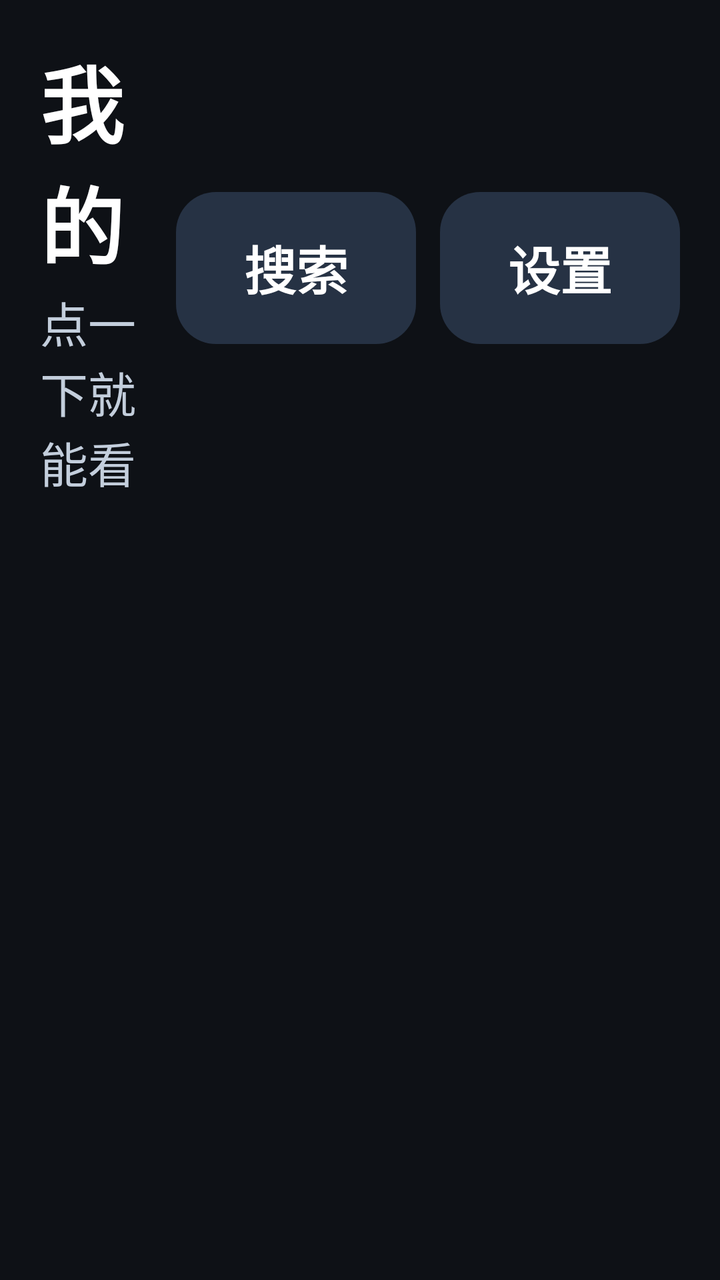
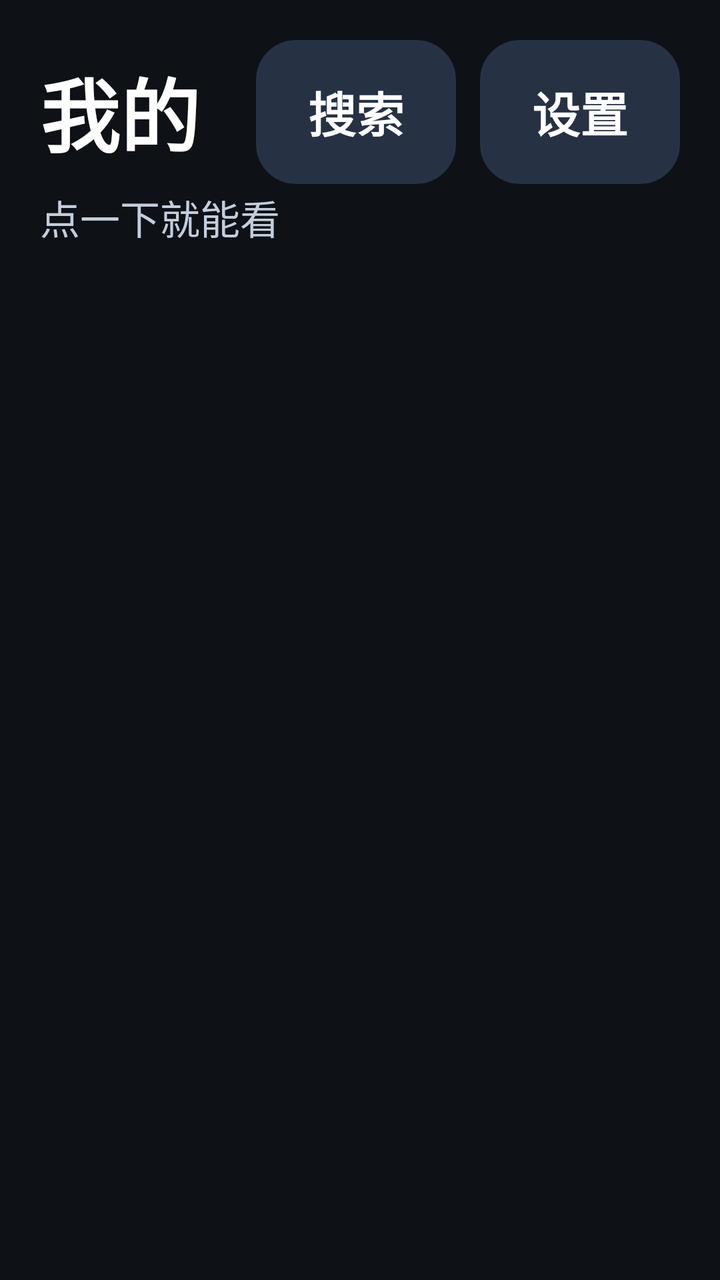

An Android layout rendered at two revisions. The XML below is the earlier revision; the diff shows what the commit changed to produce the second picture.
<!-- AndroidManifest.xml: application theme Theme.OldPad -->
<!-- res/layout/activity_main.xml -->
<?xml version="1.0" encoding="utf-8"?>
<LinearLayout xmlns:android="http://schemas.android.com/apk/res/android"
    android:layout_width="match_parent"
    android:layout_height="match_parent"
    android:background="@color/bg"
    android:fitsSystemWindows="true"
    android:orientation="vertical"
    android:padding="20dp">

    <LinearLayout
        android:layout_width="match_parent"
        android:layout_height="wrap_content"
        android:gravity="center_vertical"
        android:orientation="horizontal">

        <LinearLayout
            android:layout_width="0dp"
            android:layout_height="wrap_content"
            android:layout_weight="1"
            android:orientation="vertical">

            <TextView
                android:layout_width="wrap_content"
                android:layout_height="wrap_content"
                android:text="@string/home_title"
                android:textColor="@color/text"
                android:textSize="42sp"
                android:textStyle="bold"
                android:includeFontPadding="false" />

            <TextView
                android:layout_width="wrap_content"
                android:layout_height="wrap_content"
                android:layout_marginTop="2dp"
                android:text="@string/home_subtitle"
                android:textColor="@color/text_dim"
                android:textSize="24sp" />
        </LinearLayout>

        <TextView
            android:id="@+id/btnSearch"
            style="@style/BigButton.Small"
            android:layout_width="wrap_content"
            android:layout_height="76dp"
            android:layout_marginEnd="12dp"
            android:minWidth="120dp"
            android:text="@string/search" />

        <TextView
            android:id="@+id/btnSettings"
            style="@style/BigButton.Small"
            android:layout_width="wrap_content"
            android:layout_height="76dp"
            android:minWidth="120dp"
            android:text="@string/settings" />
    </LinearLayout>

    <TextView
        android:id="@+id/permissionBanner"
        android:layout_width="match_parent"
        android:layout_height="wrap_content"
        android:layout_marginTop="12dp"
        android:background="@drawable/bg_button_ghost"
        android:clickable="true"
        android:focusable="true"
        android:padding="18dp"
        android:text="@string/permission_banner"
        android:textColor="@color/accent"
        android:textSize="22sp"
        android:visibility="gone" />

    <FrameLayout
        android:layout_width="match_parent"
        android:layout_height="0dp"
        android:layout_marginTop="16dp"
        android:layout_weight="1">

        <androidx.recyclerview.widget.RecyclerView
            android:id="@+id/tileList"
            android:layout_width="match_parent"
            android:layout_height="match_parent"
            android:clipToPadding="false"
            android:paddingBottom="16dp"
            android:scrollbars="none" />

        <LinearLayout
            android:id="@+id/stateBox"
            android:layout_width="match_parent"
            android:layout_height="match_parent"
            android:gravity="center"
            android:orientation="vertical"
            android:padding="24dp"
            android:visibility="gone">

            <TextView
                android:id="@+id/stateTitle"
                android:layout_width="wrap_content"
                android:layout_height="wrap_content"
                android:gravity="center"
                android:text="@string/empty_title"
                android:textColor="@color/text"
                android:textSize="34sp"
                android:textStyle="bold" />

            <TextView
                android:id="@+id/stateHint"
                android:layout_width="match_parent"
                android:layout_height="wrap_content"
                android:layout_marginTop="16dp"
                android:gravity="center"
                android:lineSpacingExtra="6dp"
                android:text="@string/empty_hint"
                android:textColor="@color/text_dim"
                android:textSize="24sp" />

            <TextView
                android:id="@+id/stateButton"
                style="@style/BigButton.Accent"
                android:layout_width="wrap_content"
                android:layout_height="88dp"
                android:layout_marginTop="32dp"
                android:minWidth="260dp"
                android:text="@string/rescan" />
        </LinearLayout>

        <ProgressBar
            android:id="@+id/loading"
            android:layout_width="64dp"
            android:layout_height="64dp"
            android:layout_gravity="center"
            android:indeterminateTint="@color/accent"
            android:visibility="gone" />
    </FrameLayout>
</LinearLayout>
<!-- resources referenced by this layout -->
<resources>
  <color name="accent">#FFC53D</color>
  <color name="bg">#0E1116</color>
  <color name="text">#FFFFFF</color>
  <color name="text_dim">#C3CEDC</color>
  <!-- drawable bg_button_ghost (drawable) -->
  <?xml version="1.0" encoding="utf-8"?>
  <ripple xmlns:android="http://schemas.android.com/apk/res/android"
      android:color="#33FFFFFF">
      <item>
          <shape android:shape="rectangle">
              <solid android:color="@color/button_ghost" />
              <corners android:radius="20dp" />
              <stroke
                  android:width="2dp"
                  android:color="#33404E62" />
          </shape>
      </item>
  </ripple>
  <string name="empty_hint">请让家人把视频放进平板的 Movies 文件夹，照片放进 Pictures 文件夹。\n一个文件夹就是一部电视剧或一组照片。</string>
  <string name="empty_title">还没有找到内容</string>
  <string name="home_subtitle">点一下就能看</string>
  <string name="home_title">我的</string>
  <string name="permission_banner">还没允许读取视频和照片，点这里设置（游戏不受影响）</string>
  <string name="rescan">重新扫描</string>
  <string name="search">搜索</string>
  <string name="settings">设置</string>
  <style name="BigButton.Accent">
          <item name="android:background">@drawable/bg_button_accent</item>
          <item name="android:textColor">#12161C</item>
      </style>
  <style name="BigButton.Small">
          <item name="android:layout_height">76dp</item>
          <item name="android:textSize">26sp</item>
      </style>
  <style name="Theme.OldPad" parent="Theme.AppCompat.NoActionBar">
          <item name="colorPrimary">@color/accent</item>
          <item name="colorPrimaryDark">@color/bg</item>
          <item name="colorAccent">@color/accent</item>
          <item name="android:windowBackground">@color/bg</item>
          <item name="android:colorBackground">@color/bg</item>
          <item name="android:statusBarColor">@color/bg</item>
          <item name="android:navigationBarColor">@color/bg</item>
          <item name="android:textColorPrimary">@color/text</item>
          <item name="android:textColorSecondary">@color/text_dim</item>
          <item name="android:windowLightStatusBar">false</item>
          <item name="android:forceDarkAllowed" tools:targetApi="29">false</item>
          <item name="android:windowActionModeOverlay">true</item>
      </style>
  <color name="button_ghost">#1C2532</color>
  <!-- drawable bg_button_accent (drawable) -->
  <?xml version="1.0" encoding="utf-8"?>
  <ripple xmlns:android="http://schemas.android.com/apk/res/android"
      android:color="#40000000">
      <item>
          <shape android:shape="rectangle">
              <solid android:color="@color/accent" />
              <corners android:radius="20dp" />
          </shape>
      </item>
  </ripple>
</resources>

<!-- the commit's change to res/layout/activity_main.xml (unified diff, before → after) -->
@@ -3,56 +3,58 @@
     android:layout_width="match_parent"
     android:layout_height="match_parent"
     android:background="@color/bg"
-    android:fitsSystemWindows="true"
     android:orientation="vertical"
     android:padding="20dp">
 
     <LinearLayout
         android:layout_width="match_parent"
         android:layout_height="wrap_content"
-        android:gravity="center_vertical"
-        android:orientation="horizontal">
+        android:orientation="vertical">
 
         <LinearLayout
-            android:layout_width="0dp"
+            android:layout_width="match_parent"
             android:layout_height="wrap_content"
-            android:layout_weight="1"
-            android:orientation="vertical">
+            android:gravity="center_vertical"
+            android:orientation="horizontal">
 
             <TextView
-                android:layout_width="wrap_content"
+                android:layout_width="0dp"
                 android:layout_height="wrap_content"
+                android:layout_weight="1"
+                android:includeFontPadding="false"
                 android:text="@string/home_title"
                 android:textColor="@color/text"
-                android:textSize="42sp"
-                android:textStyle="bold"
-                android:includeFontPadding="false" />
+                android:textSize="40sp"
+                android:textStyle="bold" />
 
             <TextView
+                android:id="@+id/btnSearch"
+                style="@style/BigButton.Small"
                 android:layout_width="wrap_content"
-                android:layout_height="wrap_content"
-                android:layout_marginTop="2dp"
-                android:text="@string/home_subtitle"
-                android:textColor="@color/text_dim"
+                android:layout_height="72dp"
+                android:layout_marginEnd="12dp"
+                android:minWidth="100dp"
+                android:text="@string/search"
+                android:textSize="24sp" />
+
+            <TextView
+                android:id="@+id/btnSettings"
+                style="@style/BigButton.Small"
+                android:layout_width="wrap_content"
+                android:layout_height="72dp"
+                android:minWidth="100dp"
+                android:text="@string/settings"
                 android:textSize="24sp" />
         </LinearLayout>
 
         <TextView
-            android:id="@+id/btnSearch"
-            style="@style/BigButton.Small"
-            android:layout_width="wrap_content"
-            android:layout_height="76dp"
-            android:layout_marginEnd="12dp"
-            android:minWidth="120dp"
-            android:text="@string/search" />
-
-        <TextView
-            android:id="@+id/btnSettings"
-            style="@style/BigButton.Small"
-            android:layout_width="wrap_content"
-            android:layout_height="76dp"
-            android:minWidth="120dp"
-            android:text="@string/settings" />
+            android:layout_width="match_parent"
+            android:layout_height="wrap_content"
+            android:layout_marginTop="2dp"
+            android:includeFontPadding="false"
+            android:text="@string/home_subtitle"
+            android:textColor="@color/text_dim"
+            android:textSize="20sp" />
     </LinearLayout>
 
     <TextView
<!-- resource entries referenced after the edit -->
@@ -18,7 +18,7 @@
           </shape>
       </item>
   </ripple>
-  <string name="empty_hint">请让家人把视频放进平板的 Movies 文件夹，照片放进 Pictures 文件夹。\n一个文件夹就是一部电视剧或一组照片。</string>
+  <string name="empty_hint">请让家人把视频放进平板的 Movies 文件夹，照片放进 Pictures 文件夹。\n照片还需要到“设置 → 管理相册”里打开才会显示。</string>
   <string name="empty_title">还没有找到内容</string>
   <string name="home_subtitle">点一下就能看</string>
   <string name="home_title">我的</string>
